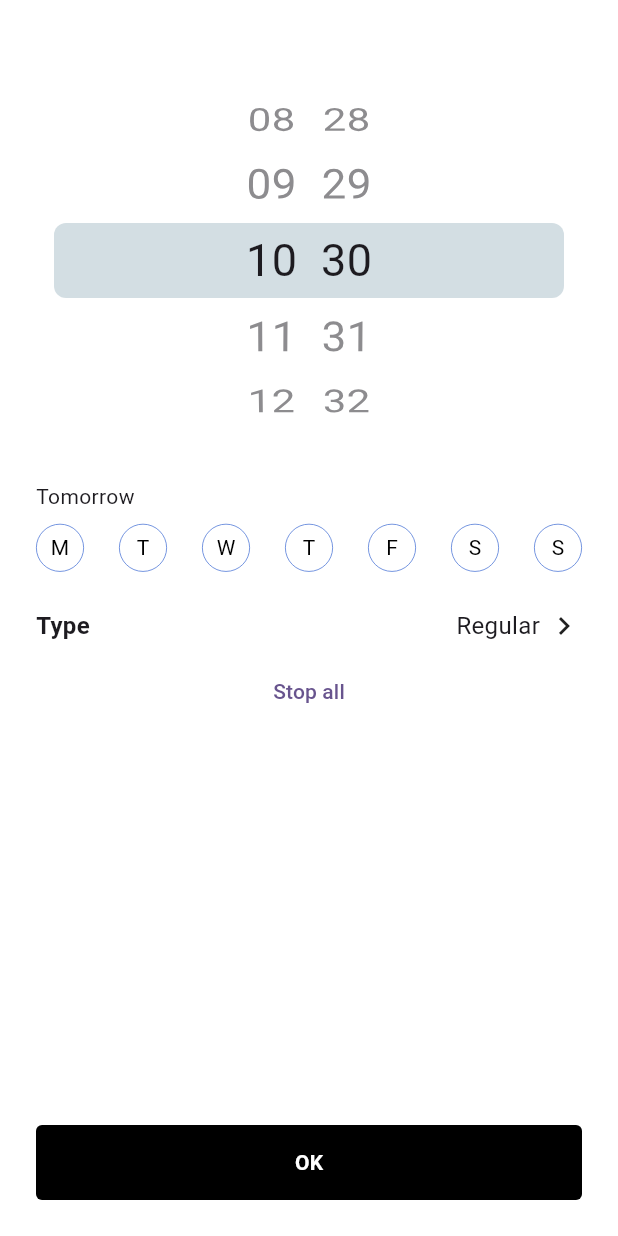
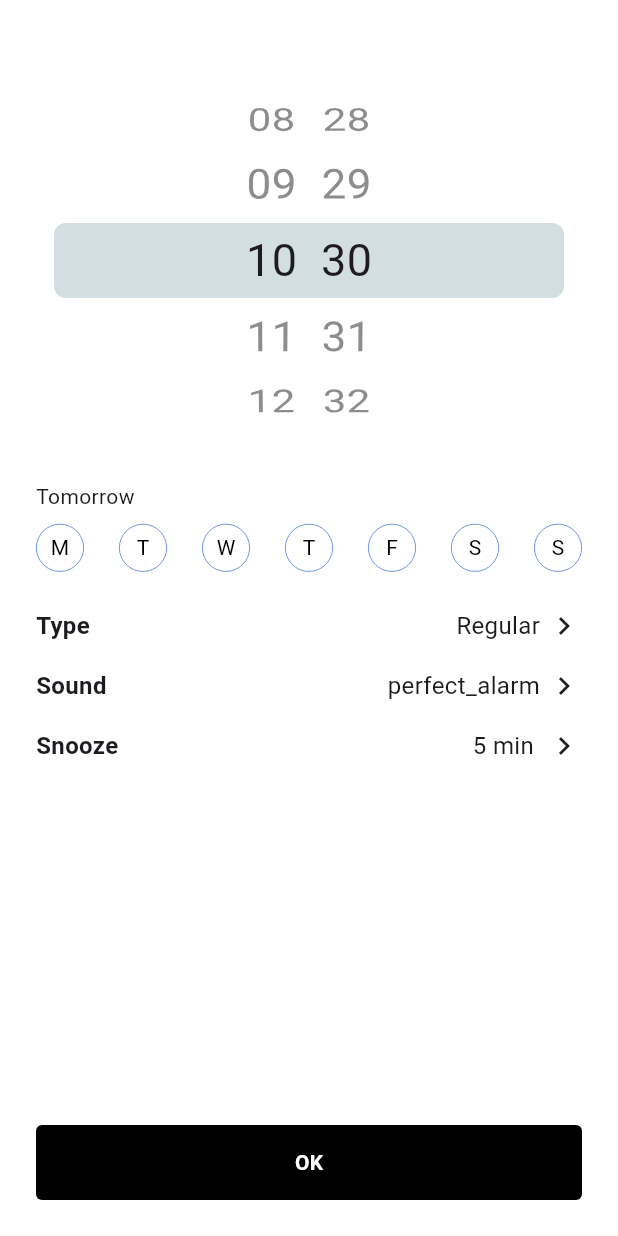
Before and after one commit to jokoolle-183/getup, a Flutter app: the CreateNewAlarmScreen screen opened by its route, on a phone screen of 412 x 824 dp. Run offline on Flutter 3.47's test engine with Material 3 defaults, Android fonts, the phone set to English and light mode, and no system bars; our stand-ins replace drift, drift_flutter, equatable, flutter_bloc, flutter_local_notifications, flutter_timezone and 8 more; missing offline and left inert: alarm, android_intent_plus; accounts and stored records are empty; generated files the repository leaves out were written again; statements that could not run were skipped.

Commit message:
Created snooze duration dialog

```diff
--- a/lib/presentation/create_new_alarm_screen/create_new_alarm/create_new_alarm_screen.dart
+++ b/lib/presentation/create_new_alarm_screen/create_new_alarm/create_new_alarm_screen.dart
@@ -8,6 +8,8 @@ import 'package:walk_it_up/presentation/create_new_alarm_screen/alarm_type/alarm
 import 'package:walk_it_up/presentation/create_new_alarm_screen/create_new_alarm/create_new_alarm_cubit.dart';
 import 'package:walk_it_up/presentation/create_new_alarm_screen/create_new_alarm/create_new_alarm_state.dart';
 import 'package:walk_it_up/presentation/create_new_alarm_screen/day_picker/day_picker.dart';
+import 'package:walk_it_up/presentation/create_new_alarm_screen/pair.dart';
+import 'package:walk_it_up/presentation/create_new_alarm_screen/snooze_duration_dialog.dart';
 import 'package:walk_it_up/presentation/create_new_alarm_screen/time_pickers/time_picker_cubit.dart';
 import 'package:walk_it_up/presentation/create_new_alarm_screen/time_pickers/time_picker_factory.dart';
 
@@ -52,7 +54,7 @@ class CreateNewAlarmScreen extends StatelessWidget {
                     ),
                     const Gap(16),
                     InkWell(
-                      onTap: () => openDialog(
+                      onTap: () => openAlarmTypeDialog(
                         context,
                         state,
                         context.read<CreateNewAlarmCubit>().onTypeChanged,
@@ -98,11 +100,12 @@ class CreateNewAlarmScreen extends StatelessWidget {
                                 ),
                               )),
                               Text(
-                                  state.intervalBetweenAlarms?.toString() ??
-                                      'N/A',
-                                  style: const TextStyle(
-                                    fontSize: 16,
-                                  )),
+                                state.intervalBetweenAlarms?.toString() ??
+                                    'N/A',
+                                style: const TextStyle(
+                                  fontSize: 16,
+                                ),
+                              ),
                               const Gap(4.0),
                               const Icon(Icons.chevron_right_outlined),
                               const Gap(16.0),
@@ -110,11 +113,73 @@ class CreateNewAlarmScreen extends StatelessWidget {
                           ),
                         ),
                       ),
-                    TextButton(
-                      onPressed: () async {
-                        Alarm.stopAll();
-                      },
-                      child: const Text('Stop all'),
+                    InkWell(
+                      onTap: () => {},
+                      child: Padding(
+                        padding: const EdgeInsets.all(8.0),
+                        child: Row(
+                          children: [
+                            const Gap(16.0),
+                            const Expanded(
+                                child: Text(
+                              'Sound',
+                              style: TextStyle(
+                                fontSize: 16,
+                                fontWeight: FontWeight.w600,
+                              ),
+                            )),
+                            Text(
+                              state.soundPath.substring(
+                                state.soundPath.indexOf('/') + 1,
+                                state.soundPath.indexOf('.'),
+                              ),
+                              style: const TextStyle(
+                                fontSize: 16,
+                              ),
+                            ),
+                            const Gap(4.0),
+                            const Icon(Icons.chevron_right_outlined),
+                            const Gap(16.0),
+                          ],
+                        ),
+                      ),
+                    ),
+                    InkWell(
+                      onTap: () => openSnoozeDurationDialog(
+                        context,
+                        state,
+                        context
+                            .read<CreateNewAlarmCubit>()
+                            .onSnoozeSettingsChanged,
+                      ),
+                      child: Padding(
+                        padding: const EdgeInsets.all(8.0),
+                        child: Row(
+                          children: [
+                            const Gap(16.0),
+                            const Expanded(
+                                child: Text(
+                              'Snooze',
+                              style: TextStyle(
+                                fontSize: 16,
+                                fontWeight: FontWeight.w600,
+                              ),
+                            )),
+                            Text(
+                              state.isSnoozeEnabled
+                                  ? '${state.snoozeDuration} min'
+                                  : 'Off',
+                              style: const TextStyle(
+                                fontSize: 16,
+                              ),
+                            ),
+                            const Gap(4.0),
+                            const Gap(4.0),
+                            const Icon(Icons.chevron_right_outlined),
+                            const Gap(16.0),
+                          ],
+                        ),
+                      ),
                     ),
                   ],
                 ),
@@ -158,7 +223,7 @@ class CreateNewAlarmScreen extends StatelessWidget {
     );
   }
 
-  Future<void> openDialog(
+  Future<void> openAlarmTypeDialog(
     BuildContext context,
     CreateNewAlarmState state,
     void Function(AlarmType) onTypeChanged,
@@ -169,4 +234,19 @@ class CreateNewAlarmScreen extends StatelessWidget {
     );
     onTypeChanged(type);
   }
+
+  Future<void> openSnoozeDurationDialog(
+    BuildContext context,
+    CreateNewAlarmState state,
+    void Function(Pair<bool, int>) onSnoozeSettingsChanged,
+  ) async {
+    final Pair<bool, int> result = await showDialog(
+      context: context,
+      builder: (context) => SnoozeDurationDialog(
+        selectedDuration: state.snoozeDuration,
+        isSnoozeEnabled: state.isSnoozeEnabled,
+      ),
+    );
+    onSnoozeSettingsChanged(result);
+  }
 }
--- a/lib/presentation/create_new_alarm_screen/create_new_alarm/create_new_alarm_state.dart
+++ b/lib/presentation/create_new_alarm_screen/create_new_alarm/create_new_alarm_state.dart
@@ -14,9 +14,10 @@ class CreateNewAlarmState with _$CreateNewAlarmState {
     required String soundPath,
     required bool isVibrate,
     required List<Weekday> daysOfWeek,
+    required int snoozeDuration,
+    required bool isSnoozeEnabled,
     int? intervalBetweenAlarms,
     String? selectedDaysText,
-    int? snoozeDuration,
     String? label,
   }) = _CreateNewAlarmState;
 
@@ -24,7 +25,9 @@ class CreateNewAlarmState with _$CreateNewAlarmState {
     return CreateNewAlarmState(
       selectedTime: Pair(DateFormat('HH:mm').format(DateTime.now()), ''),
       type: AlarmType.regular,
-      soundPath: '',
+      soundPath: 'assets/perfect_alarm.mp3',
+      snoozeDuration: 5,
+      isSnoozeEnabled: true,
       isVibrate: false,
       daysOfWeek: [],
     );
```
Also changed, not shown: lib/presentation/create_new_alarm_screen/create_new_alarm/create_new_alarm_cubit.dart (+7 -0 lines), lib/presentation/create_new_alarm_screen/snooze_duration_dialog.dart (added, +191 -0 lines), lib/presentation/create_new_alarm_screen/create_new_alarm/create_new_alarm_state.freezed.dart.
